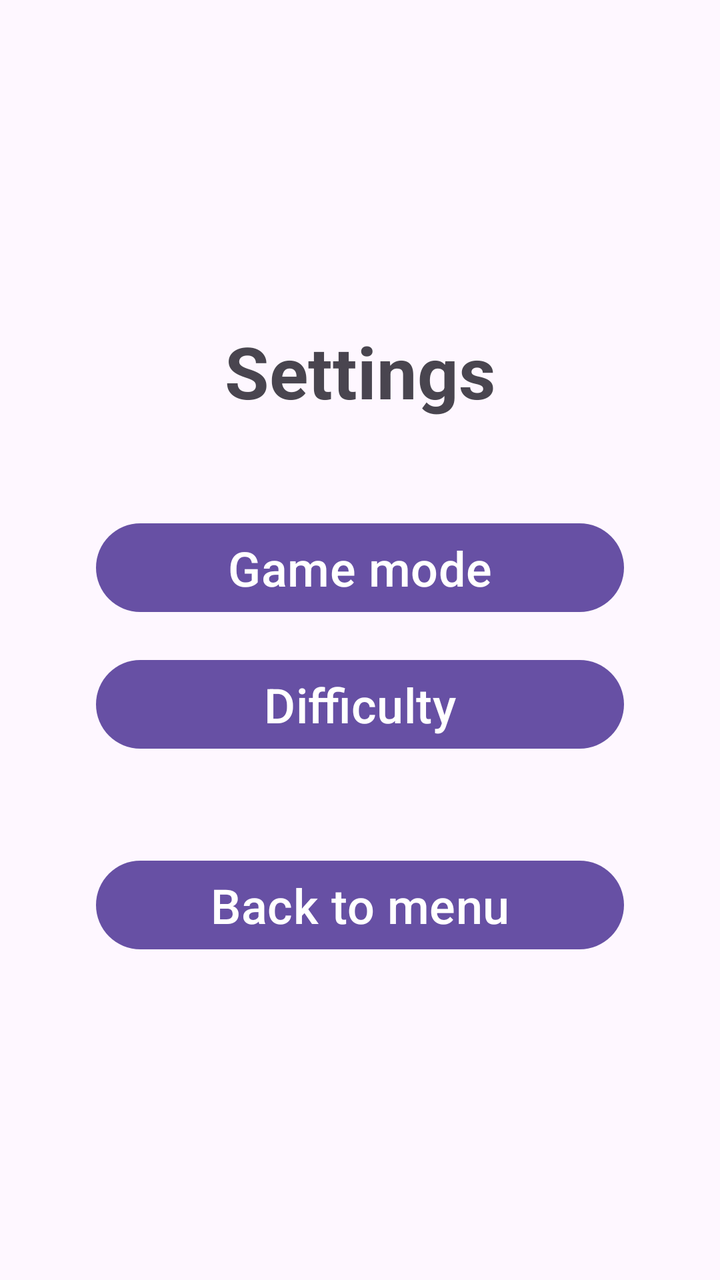
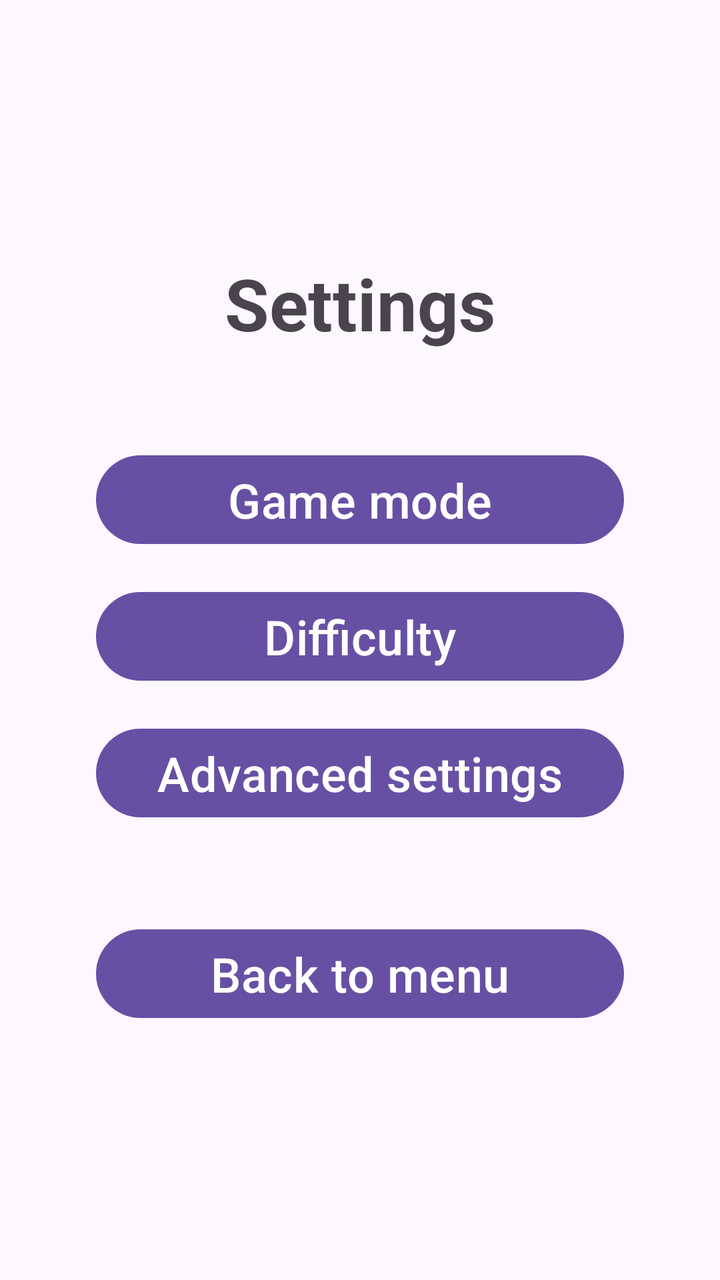

Compare the two renders of this Android layout. The source of the first and the diff that turns it into the second are given below.
<!-- AndroidManifest.xml: application theme Theme.MathBasketCatcher -->
<!-- res/layout/activity_settings.xml -->
<?xml version="1.0" encoding="utf-8"?>
<androidx.constraintlayout.widget.ConstraintLayout xmlns:android="http://schemas.android.com/apk/res/android"
    xmlns:app="http://schemas.android.com/apk/res-auto"
    xmlns:tools="http://schemas.android.com/tools"
    android:id="@+id/main"
    android:layout_width="match_parent"
    android:layout_height="match_parent"
    tools:context=".SettingsActivity">

    <TextView
        android:id="@+id/tvTitle"
        android:layout_width="wrap_content"
        android:layout_height="wrap_content"
        android:layout_marginBottom="48dp"
        android:text="@string/settings"
        android:textSize="36sp"
        android:textStyle="bold"
        app:layout_constraintBottom_toTopOf="@+id/btnGameMode"
        app:layout_constraintEnd_toEndOf="parent"
        app:layout_constraintStart_toStartOf="parent"
        app:layout_constraintTop_toTopOf="parent"
        app:layout_constraintVertical_chainStyle="packed" />

    <Button
        android:id="@+id/btnGameMode"
        android:layout_width="0dp"
        android:layout_height="wrap_content"
        android:layout_marginStart="48dp"
        android:layout_marginEnd="48dp"
        android:text="@string/game_mode"
        android:textSize="24sp"
        app:layout_constraintBottom_toTopOf="@+id/btnDifficulty"
        app:layout_constraintEnd_toEndOf="parent"
        app:layout_constraintStart_toStartOf="parent"
        app:layout_constraintTop_toBottomOf="@+id/tvTitle" />

    <Button
        android:id="@+id/btnDifficulty"
        android:layout_width="0dp"
        android:layout_height="wrap_content"
        android:layout_marginStart="48dp"
        android:layout_marginTop="16dp"
        android:layout_marginEnd="48dp"
        android:text="@string/difficulty"
        android:textSize="24sp"
        app:layout_constraintBottom_toTopOf="@+id/btnBackToMenu"
        app:layout_constraintEnd_toEndOf="parent"
        app:layout_constraintStart_toStartOf="parent"
        app:layout_constraintTop_toBottomOf="@+id/btnGameMode" />

    <Button
        android:id="@+id/btnBackToMenu"
        android:layout_width="0dp"
        android:layout_height="wrap_content"
        android:layout_marginStart="48dp"
        android:layout_marginTop="48dp"
        android:layout_marginEnd="48dp"
        android:text="@string/back_to_menu"
        android:textSize="24sp"
        app:layout_constraintBottom_toBottomOf="parent"
        app:layout_constraintEnd_toEndOf="parent"
        app:layout_constraintStart_toStartOf="parent"
        app:layout_constraintTop_toBottomOf="@+id/btnDifficulty" />

</androidx.constraintlayout.widget.ConstraintLayout>
<!-- resources referenced by this layout -->
<resources>
  <string name="back_to_menu">Back to menu</string>
  <string name="difficulty">Difficulty</string>
  <string name="game_mode">Game mode</string>
  <string name="settings">Settings</string>
  <style name="Theme.MathBasketCatcher" parent="Base.Theme.MathBasketCatcher" />
  <style name="Base.Theme.MathBasketCatcher" parent="Theme.Material3.DayNight.NoActionBar">
          
          
      </style>
</resources>

<!-- the commit's change to res/layout/activity_settings.xml (unified diff, before → after) -->
@@ -43,10 +43,24 @@
         android:layout_marginEnd="48dp"
         android:text="@string/difficulty"
         android:textSize="24sp"
+        app:layout_constraintBottom_toTopOf="@+id/btnAdvancedSettings"
+        app:layout_constraintEnd_toEndOf="parent"
+        app:layout_constraintStart_toStartOf="parent"
+        app:layout_constraintTop_toBottomOf="@+id/btnGameMode" />
+
+    <Button
+        android:id="@+id/btnAdvancedSettings"
+        android:layout_width="0dp"
+        android:layout_height="wrap_content"
+        android:layout_marginStart="48dp"
+        android:layout_marginTop="16dp"
+        android:layout_marginEnd="48dp"
+        android:text="@string/advanced_settings"
+        android:textSize="24sp"
         app:layout_constraintBottom_toTopOf="@+id/btnBackToMenu"
         app:layout_constraintEnd_toEndOf="parent"
         app:layout_constraintStart_toStartOf="parent"
-        app:layout_constraintTop_toBottomOf="@+id/btnGameMode" />
+        app:layout_constraintTop_toBottomOf="@+id/btnDifficulty" />
 
     <Button
         android:id="@+id/btnBackToMenu"
@@ -60,6 +74,6 @@
         app:layout_constraintBottom_toBottomOf="parent"
         app:layout_constraintEnd_toEndOf="parent"
         app:layout_constraintStart_toStartOf="parent"
-        app:layout_constraintTop_toBottomOf="@+id/btnDifficulty" />
+        app:layout_constraintTop_toBottomOf="@+id/btnAdvancedSettings" />
 
 </androidx.constraintlayout.widget.ConstraintLayout>
<!-- resource entries referenced after the edit -->
@@ -1,5 +1,6 @@
 <!-- resources referenced by this layout -->
 <resources>
+  <string name="advanced_settings">Advanced settings</string>
   <string name="back_to_menu">Back to menu</string>
   <string name="difficulty">Difficulty</string>
   <string name="game_mode">Game mode</string>
